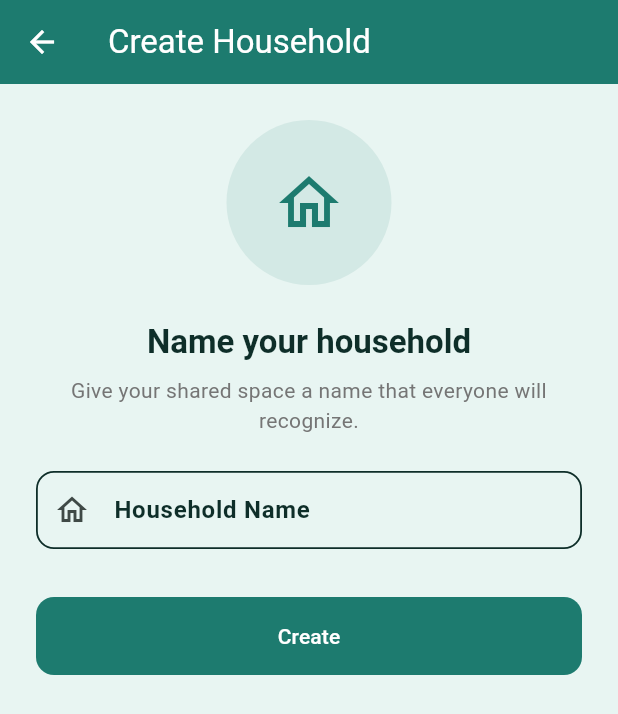
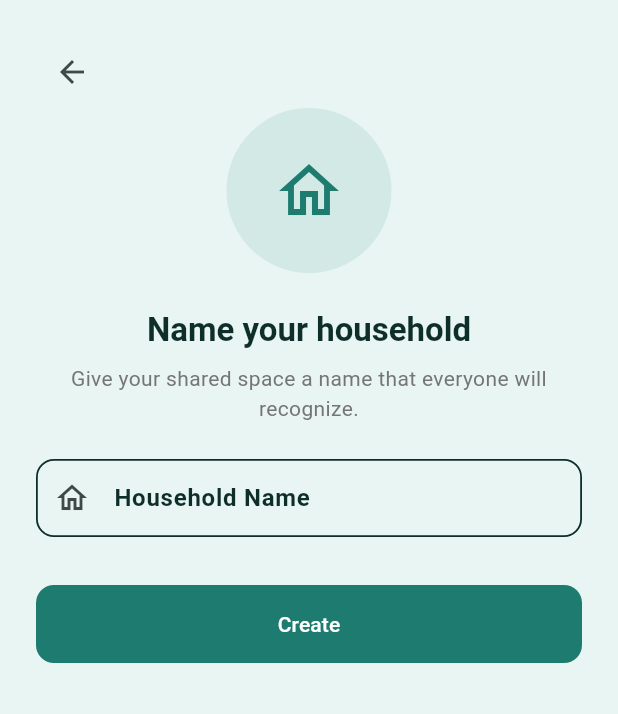
Before and after one commit to MustafaElayyan/Roommater, a Flutter app: the CreateHouseholdScreen screen opened by its route, after a tap on the "arrow back" icon, after a tap on "Create Household", on a phone screen of 412 x 824 dp. Shown: the top 714 px of the screen. Run offline on Flutter 3.47's test engine with Material 3 defaults, Android fonts, the phone set to English and light mode, and no system bars; our stand-ins replace cloud_firestore, firebase_auth, firebase_core, firebase_storage, flutter_riverpod, go_router; accounts and stored records are empty.

Commit message:
Remove AppBar from listed screens and theme; update household back buttons and remove logo
Co-authored-by: 5maaaaaaaaaaaa7 <64691607+5maaaaaaaaaaaa7@users.noreply.github.com>
Agent-Logs-Url: https://github.com/MustafaElayyan/Roommater/sessions/8fe2f332-159f-477d-8170-d7718b487f73

```diff
--- a/lib/core/theme/app_theme.dart
+++ b/lib/core/theme/app_theme.dart
@@ -36,11 +36,6 @@ abstract final class AppTheme {
           onSurface: AppColors.textPrimary,
         ),
         scaffoldBackgroundColor: AppColors.backgroundLight,
-        appBarTheme: const AppBarTheme(
-          backgroundColor: AppColors.primary,
-          foregroundColor: AppColors.textOnPrimary,
-          elevation: 0,
-        ),
         elevatedButtonTheme: ElevatedButtonThemeData(
           style: ElevatedButton.styleFrom(
             backgroundColor: AppColors.primaryLight,
@@ -105,11 +100,6 @@ abstract final class AppTheme {
           onSurface: Colors.white,
         ),
         scaffoldBackgroundColor: AppColors.backgroundDark,
-        appBarTheme: const AppBarTheme(
-          backgroundColor: AppColors.primaryDark,
-          foregroundColor: AppColors.textOnPrimary,
-          elevation: 0,
-        ),
         elevatedButtonTheme: ElevatedButtonThemeData(
           style: ElevatedButton.styleFrom(
             backgroundColor: AppColors.primaryLight,
--- a/lib/features/auth/presentation/screens/login_screen.dart
+++ b/lib/features/auth/presentation/screens/login_screen.dart
@@ -51,7 +51,6 @@ class _LoginScreenState extends ConsumerState<LoginScreen> {
         ref.watch(authControllerProvider).isLoading;
 
     return Scaffold(
-      appBar: AppBar(title: const Text('Sign In')),
       body: SingleChildScrollView(
         padding: const EdgeInsets.all(24),
         child: Form(
--- a/lib/features/auth/presentation/screens/register_screen.dart
+++ b/lib/features/auth/presentation/screens/register_screen.dart
@@ -49,7 +49,6 @@ class _RegisterScreenState extends ConsumerState<RegisterScreen> {
     final isLoading = ref.watch(authControllerProvider).isLoading;
 
     return Scaffold(
-      appBar: AppBar(title: const Text('Create Account')),
       body: SingleChildScrollView(
         padding: const EdgeInsets.all(24),
         child: Form(
--- a/lib/features/events/presentation/screens/create_event_screen.dart
+++ b/lib/features/events/presentation/screens/create_event_screen.dart
@@ -26,7 +26,6 @@ class _CreateEventScreenState extends State<CreateEventScreen> {
   @override
   Widget build(BuildContext context) {
     return Scaffold(
-      appBar: AppBar(title: const Text('Create Event')),
       body: ListView(
         padding: const EdgeInsets.all(16),
         children: [
--- a/lib/features/events/presentation/screens/event_detail_screen.dart
+++ b/lib/features/events/presentation/screens/event_detail_screen.dart
@@ -22,7 +22,6 @@ class _EventDetailScreenState extends State<EventDetailScreen> {
     ];
 
     return Scaffold(
-      appBar: AppBar(title: const Text('Event Detail')),
       body: ListView(
         padding: const EdgeInsets.all(16),
         children: [
--- a/lib/features/events/presentation/screens/events_screen.dart
+++ b/lib/features/events/presentation/screens/events_screen.dart
@@ -44,7 +44,6 @@ class EventsScreen extends StatelessWidget {
     ];
 
     return Scaffold(
-      appBar: AppBar(title: const Text('Events')),
       body: ListView.builder(
         itemCount: events.length,
         itemBuilder: (context, index) {
--- a/lib/features/expenses/presentation/screens/create_expense_screen.dart
+++ b/lib/features/expenses/presentation/screens/create_expense_screen.dart
@@ -32,7 +32,6 @@ class _CreateExpenseScreenState extends State<CreateExpenseScreen> {
         : '0.00';
 
     return Scaffold(
-      appBar: AppBar(title: const Text('Create Expense')),
       body: ListView(
         padding: const EdgeInsets.all(16),
         children: [
--- a/lib/features/expenses/presentation/screens/expenses_screen.dart
+++ b/lib/features/expenses/presentation/screens/expenses_screen.dart
@@ -40,7 +40,6 @@ class ExpensesScreen extends StatelessWidget {
     ];
 
     return Scaffold(
-      appBar: AppBar(title: const Text('Expenses')),
       body: ListView(
         padding: const EdgeInsets.all(16),
         children: [
--- a/lib/features/grocery/presentation/screens/grocery_screen.dart
+++ b/lib/features/grocery/presentation/screens/grocery_screen.dart
@@ -29,7 +29,6 @@ class _GroceryScreenState extends State<GroceryScreen> {
   @override
   Widget build(BuildContext context) {
     return Scaffold(
-      appBar: AppBar(title: const Text('Grocery')),
       body: ListView(
         padding: const EdgeInsets.all(16),
         children: [
--- a/lib/features/household/presentation/screens/create_household_screen.dart
+++ b/lib/features/household/presentation/screens/create_household_screen.dart
@@ -17,19 +17,19 @@ class CreateHouseholdScreen extends StatelessWidget {
         }
       },
       child: Scaffold(
-        appBar: AppBar(
-          leading: IconButton(
-            icon: const Icon(Icons.arrow_back),
-            onPressed: () => context.go(AppRoutes.noHousehold),
-          ),
-          title: const Text('Create Household'),
-        ),
         body: SingleChildScrollView(
           child: Padding(
             padding: const EdgeInsets.all(24),
             child: Column(
               crossAxisAlignment: CrossAxisAlignment.stretch,
               children: [
+                Align(
+                  alignment: Alignment.centerLeft,
+                  child: IconButton(
+                    icon: const Icon(Icons.arrow_back),
+                    onPressed: () => context.go(AppRoutes.noHousehold),
+                  ),
+                ),
                 Center(
                   child: Container(
                     width: 110,
--- a/lib/features/household/presentation/screens/manage_members_screen.dart
+++ b/lib/features/household/presentation/screens/manage_members_screen.dart
@@ -9,7 +9,6 @@ class ManageMembersScreen extends StatelessWidget {
     const pending = ['Yousef', 'Nour'];
 
     return Scaffold(
-      appBar: AppBar(title: const Text('Manage Members')),
       body: ListView(
         padding: const EdgeInsets.all(16),
         children: [
--- a/lib/features/household/presentation/screens/no_household_screen.dart
+++ b/lib/features/household/presentation/screens/no_household_screen.dart
@@ -17,28 +17,19 @@ class NoHouseholdScreen extends StatelessWidget {
         }
       },
       child: Scaffold(
-        appBar: AppBar(
-          leading: IconButton(
-            icon: const Icon(Icons.arrow_back),
-            onPressed: () => context.go(AppRoutes.authChoice),
-          ),
-          title: const Text('Household'),
-        ),
         body: SingleChildScrollView(
           child: Padding(
             padding: const EdgeInsets.symmetric(horizontal: 32, vertical: 24),
             child: Column(
               mainAxisSize: MainAxisSize.min,
               children: [
-                const SizedBox(height: 8),
-                Center(
-                  child: Image.asset(
-                    'Logo.png',
-                    height: 100,
-                    fit: BoxFit.contain,
+                Align(
+                  alignment: Alignment.centerLeft,
+                  child: IconButton(
+                    icon: const Icon(Icons.arrow_back),
+                    onPressed: () => context.go(AppRoutes.authChoice),
                   ),
                 ),
-                const SizedBox(height: 20),
                 const Icon(
                   Icons.home_work_outlined,
                   size: 80,
--- a/lib/features/profile/presentation/screens/profile_screen.dart
+++ b/lib/features/profile/presentation/screens/profile_screen.dart
@@ -6,7 +6,6 @@ class ProfileScreen extends StatelessWidget {
   @override
   Widget build(BuildContext context) {
     return Scaffold(
-      appBar: AppBar(title: const Text('Profile')),
       body: ListView(
         padding: const EdgeInsets.all(24),
         children: const [
--- a/lib/features/settings/presentation/screens/settings_screen.dart
+++ b/lib/features/settings/presentation/screens/settings_screen.dart
@@ -14,7 +14,6 @@ class _SettingsScreenState extends State<SettingsScreen> {
   @override
   Widget build(BuildContext context) {
     return Scaffold(
-      appBar: AppBar(title: const Text('Settings')),
       body: ListView(
         children: [
           SwitchListTile(
--- a/lib/features/tasks/presentation/screens/create_task_screen.dart
+++ b/lib/features/tasks/presentation/screens/create_task_screen.dart
@@ -27,7 +27,6 @@ class _CreateTaskScreenState extends State<CreateTaskScreen> {
   @override
   Widget build(BuildContext context) {
     return Scaffold(
-      appBar: AppBar(title: const Text('Create Task')),
       body: ListView(
         padding: const EdgeInsets.all(16),
         children: [
--- a/lib/features/tasks/presentation/screens/tasks_screen.dart
+++ b/lib/features/tasks/presentation/screens/tasks_screen.dart
@@ -57,9 +57,6 @@ class _TasksScreenState extends State<TasksScreen> {
         : _tasks;
 
     return Scaffold(
-      appBar: AppBar(
-        title: const Text('Tasks'),
-      ),
       body: ListView(
         padding: const EdgeInsets.all(16),
         children: [
```
Also changed, not shown: lib/features/home/presentation/screens/home_screen.dart (+0 -9 lines), lib/features/household/presentation/screens/join_household_screen.dart (+7 -7 lines), lib/features/notifications/presentation/screens/notifications_screen.dart (+0 -15 lines), 1 other file.
